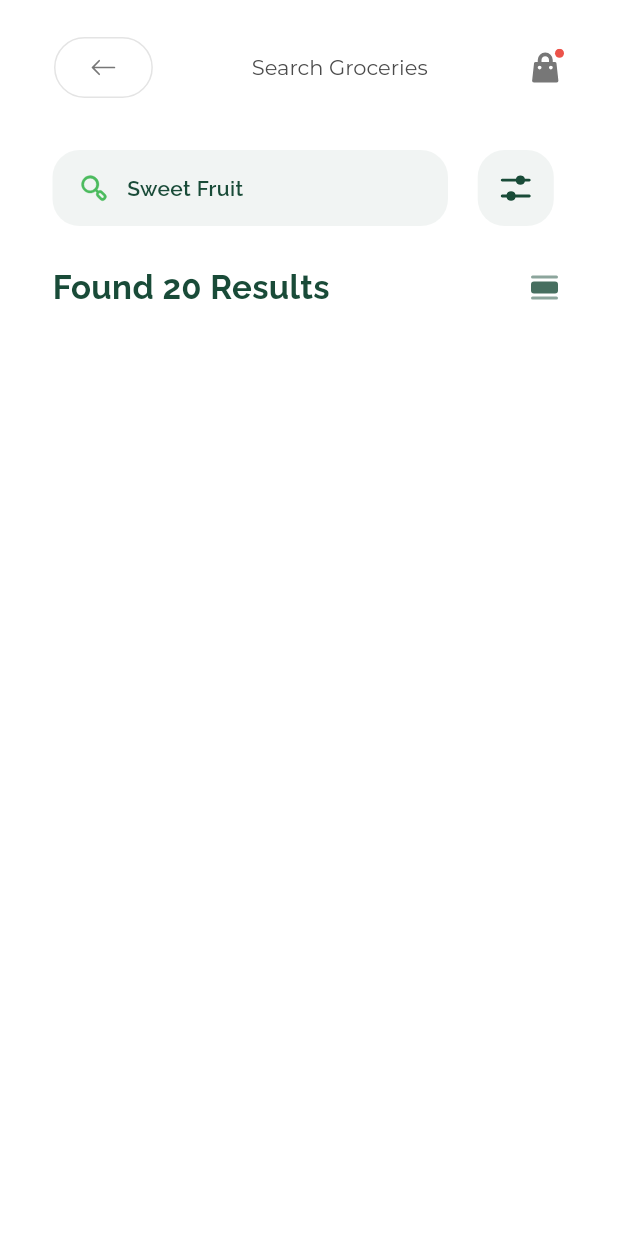
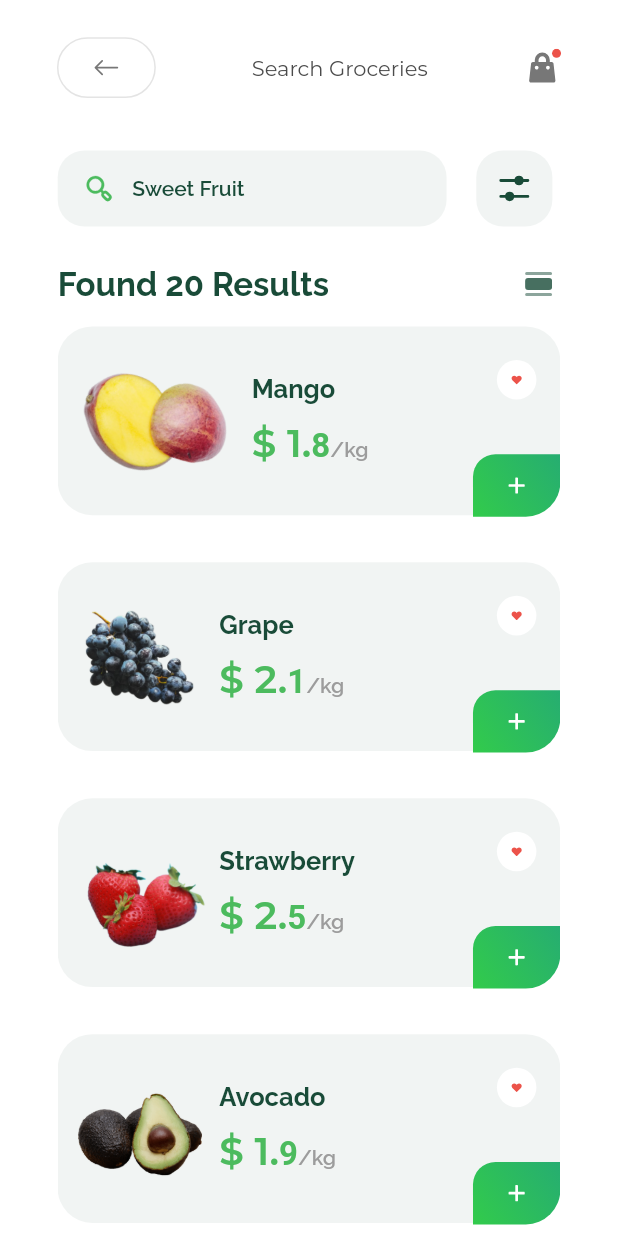
Before and after one commit to ParaDox-PDT/git_tutorial, a Flutter app: the screen it shows after launch, on a phone screen of 412 x 824 dp. Run offline on Flutter 3.47's test engine with Material 2 defaults, Android fonts, the phone set to English and light mode, and no system bars; drawn by our look-alikes of zoom_tap_animation; our stand-ins replace flutter_svg.

Commit message:
Screen 5 tugadi xamma narsasi responsive bo'ldi widgetlarga opchiqildi split bo'ldi xullas tugadi...

```diff
--- a/lib/main.dart
+++ b/lib/main.dart
@@ -11,14 +11,9 @@ class MyApp extends StatelessWidget {
   // This widget is the root of your application.
   @override
   Widget build(BuildContext context) {
-    return MaterialApp(
+    return const MaterialApp(
       debugShowCheckedModeBanner: false,
-      title: 'Flutter Demo',
-      theme: ThemeData(
-        colorScheme: ColorScheme.fromSeed(seedColor: Colors.deepPurple),
-        useMaterial3: true,
-      ),
-      home:const Screen5()
+      home:Screen5()
     );
   }
 }
--- a/lib/models/model_screen5.dart
+++ b/lib/models/model_screen5.dart
@@ -4,9 +4,10 @@ class ModelScreen5{
   final String image;
   final String name;
   final String price;
+  final String priceResidual;
 
   ModelScreen5({
-    required this.image,required this.name,required this.price
+    required this.image,required this.name,required this.price,required this.priceResidual
 });
 
 
--- a/lib/repository/repository_screen5.dart
+++ b/lib/repository/repository_screen5.dart
@@ -1,10 +1,16 @@
+import 'package:git_tutorial/utils/icons.dart';
+
 import '../models/model_screen5.dart';
 
-class RepositoryScreen4{
+class RepositoryScreen5{
 
   static List<ModelScreen5> models = [
 
-    // ModelScreen5(image: "", name: name, price: price)
+    ModelScreen5(image: IconsApp.mango, name: "Mango", price: "\$ 1.",priceResidual: "8"),
+    ModelScreen5(image: IconsApp.grape, name: "Grape", price: "\$ 2.",priceResidual: "1"),
+    ModelScreen5(image: IconsApp.strawberry, name: "Strawberry", price: "\$ 2.",priceResidual: "5"),
+    ModelScreen5(image: IconsApp.avacado, name: "Avocado", price: "\$ 1.",priceResidual: "9"),
+    ModelScreen5(image: IconsApp.bread, name: "Bread", price: "\$ 1.",priceResidual: "7"),
 
   ];
 
--- a/lib/screens/screen5/Screen5.dart
+++ b/lib/screens/screen5/Screen5.dart
@@ -1,6 +1,10 @@
 import 'package:flutter/material.dart';
 import 'package:flutter_svg/flutter_svg.dart';
+import 'package:git_tutorial/repository/repository_screen5.dart';
+import 'package:git_tutorial/screens/screen5/widgets/appbar_screen5.dart';
+import 'package:git_tutorial/screens/screen5/widgets/my_container.dart';
 import 'package:git_tutorial/utils/icons.dart';
+import 'package:zoom_tap_animation/zoom_tap_animation.dart';
 
 class Screen5 extends StatefulWidget {
   const Screen5({Key? key}) : super(key: key);
@@ -17,76 +21,62 @@ class _Screen5State extends State<Screen5> {
     double height = MediaQuery.of(context).size.height;
     return Scaffold(
       backgroundColor: Colors.white,
-      appBar: AppBar(
-        toolbarHeight: 80,
-        backgroundColor: Colors.white,
-        title: Padding(
-          padding: const EdgeInsets.only(left: 20,right: 20,top: 10),
-          child: Row(
-            children: [
-              Container(
-                width: 60/375*width,
-                height: 40/812*height,
-                decoration: BoxDecoration(
-                  borderRadius: BorderRadius.circular(100),
-                  border: Border.all(color: Color(0xFF777777).withOpacity(.2),width: 1),
-                ),
-                child: Center(child: SvgPicture.asset(IconsApp.arrowBack),),
-              ),
-              Spacer(),
-              Text("Search Groceries",style: TextStyle(fontFamily: "Montserrat",fontSize: 14,fontWeight: FontWeight.w400,color: Color(0xFF4B4B4B)),),
-              Spacer(),
-              SvgPicture.asset(IconsApp.bagActive),
-            ],
-          ),
-        ),
-      ),
+      appBar: const AppBarScreen5(),
       body: Padding(
-        padding: const EdgeInsets.only(left: 35,right: 35,top: 20,bottom: 1),
+        padding:  EdgeInsets.only(left: 35/375*width,right: 35/375*width,top: 20/812*height,bottom: 1),
         child: Column(
           children: [
             Row(
               children: [
-                Container(
+                ZoomTapAnimation(
+                  onTap: (){},
+                  child: Container(
                     padding: EdgeInsets.symmetric(horizontal: 16/375*width,vertical: 15/812*height),
-                  width: 240/375*width,
+                    width: 236/375*width,
                     height: 50/812*height,
                     decoration: BoxDecoration(
                       borderRadius: BorderRadius.circular(18),
-                    color: Color(0xFF194B38).withOpacity(.06)
+                      color: const Color(0xFF194B38).withOpacity(.06)
                     ),
                     child: Row(
                       children: [
                         SvgPicture.asset(IconsApp.search),
                         SizedBox(width: 11/375*width,),
-                      Text("Sweet Fruit",style: TextStyle(fontFamily: "Raleway",fontSize: 14,fontWeight: FontWeight.w600,color: Color(0xFF194B38)),)
+                        const Text("Sweet Fruit",style: TextStyle(fontFamily: "Raleway",fontSize: 14,fontWeight: FontWeight.w600,color: Color(0xFF194B38)),)
                       ],
                     ),
                   ),
+                ),
                 SizedBox(width: 18/375*width,),
-                Container(
+                ZoomTapAnimation(
+                  onTap: (){},
+                  child: Container(
                     width: 50/812*height,
                     height: 50/812*height,
                     decoration: BoxDecoration(
                       borderRadius: BorderRadius.circular(18),
-                    color: Color(0xFFF1F4F3),
+                      color: const Color(0xFFF1F4F3),
                     ),
                     child: Center(child: SvgPicture.asset(IconsApp.options),),
+                  ),
                 )
               ],
             ),
             SizedBox(height: 25/812*height,),
             Row(
               children: [
-                Text("Found 20 Results",style: TextStyle(fontFamily: "Raleway",fontSize: 22,fontWeight: FontWeight.w700,color: Color(0xFF194B38)),),
-                Spacer(),
-                SvgPicture.asset(IconsApp.list),
-                SizedBox(width: 5,),
+                const Text("Found 20 Results",style: TextStyle(fontFamily: "Raleway",fontSize: 22,fontWeight: FontWeight.w700,color: Color(0xFF194B38)),),
+                const Spacer(),
+                ZoomTapAnimation(onTap: (){},child: SvgPicture.asset(IconsApp.list)),
+                SizedBox(width: 5/375*width,),
               ],
             ),
             Expanded(child: ListView(
+              physics: const BouncingScrollPhysics(),
               children: [
-
+                ...List.generate(RepositoryScreen5.models.length, (index){
+                  return MyContainer(modelScreen5: RepositoryScreen5.models[index]);
+                })
               ],
             ))
           ],
--- /dev/null
+++ b/lib/screens/screen5/widgets/appbar_screen5.dart
@@ -0,0 +1,53 @@
+import 'package:flutter/material.dart';
+import 'package:flutter_svg/svg.dart';
+import 'package:zoom_tap_animation/zoom_tap_animation.dart';
+
+import '../../../utils/icons.dart';
+
+class AppBarScreen5 extends StatelessWidget implements PreferredSize{
+  const AppBarScreen5({Key? key}) : super(key: key);
+
+  @override
+  Widget build(BuildContext context) {
+
+    double width = MediaQuery.of(context).size.width;
+    double height = MediaQuery.of(context).size.height;
+
+    return AppBar(
+      elevation: 0,
+      toolbarHeight: 80,
+      backgroundColor: Colors.white,
+      title: Padding(
+        padding:  EdgeInsets.only(left: 20/375*width,right: 20/375*width,top: 10/812*height),
+        child: Row(
+          children: [
+            ZoomTapAnimation(
+              onTap: (){},
+              child: Container(
+                width: 60/375*width,
+                height: 40/812*height,
+                decoration: BoxDecoration(
+                  borderRadius: BorderRadius.circular(100),
+                  border: Border.all(color: const Color(0xFF777777).withOpacity(.2),width: 1),
+                ),
+                child: Center(child: SvgPicture.asset(IconsApp.arrowBack),),
+              ),
+            ),
+            const Spacer(),
+            const Text("Search Groceries",style: TextStyle(fontFamily: "Montserrat",fontSize: 14,fontWeight: FontWeight.w400,color: Color(0xFF4B4B4B)),),
+            const Spacer(),
+            ZoomTapAnimation(onTap: (){} ,child: SvgPicture.asset(IconsApp.bagActive)),
+          ],
+        ),
+      ),
+    );
+  }
+
+  @override
+  // TODO: implement child
+  Widget get child => throw UnimplementedError();
+
+  @override
+  // TODO: implement preferredSize
+  Size get preferredSize =>  const Size(double.infinity, 80);
+}
--- /dev/null
+++ b/lib/screens/screen5/widgets/my_container.dart
@@ -0,0 +1,164 @@
+import 'package:flutter/material.dart';
+import 'package:flutter_svg/flutter_svg.dart';
+import 'package:git_tutorial/models/model_screen5.dart';
+import 'package:git_tutorial/utils/icons.dart';
+import 'package:zoom_tap_animation/zoom_tap_animation.dart';
+
+class MyContainer extends StatefulWidget {
+  const MyContainer({Key? key, required this.modelScreen5}) : super(key: key);
+
+  final ModelScreen5 modelScreen5;
+
+  @override
+  State<MyContainer> createState() => _MyContainerState();
+}
+
+class _MyContainerState extends State<MyContainer> {
+  bool check = false;
+
+  @override
+  Widget build(BuildContext context) {
+    double width = MediaQuery.of(context).size.width;
+    double height = MediaQuery.of(context).size.height;
+
+    return Padding(
+      padding: EdgeInsets.symmetric(vertical: 15 / 812 * height),
+      child: Stack(children: [
+        Container(
+          height: check? 127/812*height : 124 / 812 * height,
+          width: double.infinity,
+          decoration: BoxDecoration(
+            borderRadius: BorderRadius.circular(23),
+            color: const Color(0xFFF1F4F3),
+          ),
+          child: Row(
+            children: [
+              Center(
+                child: Image.asset(widget.modelScreen5.image),
+              ),
+              SizedBox(
+                height: 10 / 812 * height,
+              ),
+              Column(
+                crossAxisAlignment: CrossAxisAlignment.start,
+                mainAxisAlignment: MainAxisAlignment.center,
+                children: [
+                  Text(
+                    widget.modelScreen5.name,
+                    style: const TextStyle(
+                        fontFamily: "Raleway",
+                        fontSize: 17,
+                        fontWeight: FontWeight.w700,
+                        color: Color(0xFF194B38)),
+                  ),
+                  SizedBox(
+                    height: 10 / 812 * height,
+                  ),
+                  RichText(
+                    text: TextSpan(
+                      text: widget.modelScreen5.price,
+                      style: const TextStyle(
+                          fontFamily: "Montserrat",
+                          fontSize: 26,
+                          fontWeight: FontWeight.w600,
+                          color: Color(0xFF4CBB5E)),
+                      children: <TextSpan>[
+                        TextSpan(
+                            text: widget.modelScreen5.priceResidual,
+                            style: const TextStyle(
+                                fontSize: 22,
+                                fontWeight: FontWeight.w600,
+                                color: Color(0xFF4CBB5E))),
+                        const TextSpan(
+                            text: "/kg",
+                            style: TextStyle(
+                                fontFamily: "Raleway",
+                                fontSize: 14,
+                                fontWeight: FontWeight.w600,
+                                color: Color(0xFF9C9C9C))),
+                      ],
+                    ),
+                  )
+                ],
+              ),
+            ],
+          ),
+        ),
+        Align(
+          alignment: Alignment.bottomRight,
+          child: Column(
+            children: [
+              SizedBox(
+                height: 22 / 812 * height,
+              ),
+              ZoomTapAnimation(
+                onTap: () {
+                  setState(() {
+                    check = !check;
+                  });
+                },
+                child:check? Container(
+                  width: 27/375*width,
+                  height: 27/375*width,
+                  decoration: const BoxDecoration(
+                    shape: BoxShape.circle,
+                    color: Color(0xFFF1F4F3),
+                  ),
+                  child: Container(
+                    width: 24 / 375 * width,
+                    height: 24 / 375 * width,
+                    decoration: BoxDecoration(
+                      shape: BoxShape.circle,
+                      color: Colors.red,
+                      border: Border.all(color: const Color(0xFFEC534A).withOpacity(.3))
+                    ),
+                    child: Center(
+                      child: SvgPicture.asset("assets/svg/on_like.svg"),
+                    ),
+                  ),
+                ) :
+                Container(
+                  width: 24 / 375 * width,
+                  height: 24 / 375 * width,
+                  decoration: BoxDecoration(
+                    shape: BoxShape.circle,
+                    color: check ? Colors.red : Colors.white,
+                  ),
+                  child: Center(
+                    child: SvgPicture.asset("assets/svg/off_like.svg"),
+                  ),
+                ),
+              ),
+              SizedBox(
+                height: 36 / 812 * height,
+              ),
+              ZoomTapAnimation(
+                onTap: () {},
+                child: Container(
+                  width: 53 / 375 * width,
+                  height: 41 / 812 * height,
+                  decoration: const BoxDecoration(
+                    borderRadius: BorderRadius.only(
+                        topLeft: Radius.circular(15),
+                        bottomRight: Radius.circular(23)),
+                    gradient: LinearGradient(
+                      begin: Alignment.topRight,
+                      end: Alignment.bottomLeft,
+                      colors: [
+                        Color(0xFF26AD71),
+                        Color(0xFF32CB4B),
+                      ],
+                    ),
+                  ),
+                  child: Center(
+                    child: SvgPicture.asset(IconsApp.plus),
+                  ),
+                ),
+              )
+            ],
+          ),
+        )
+      ]),
+    );
+  }
+}
--- a/pubspec.yaml
+++ b/pubspec.yaml
@@ -14,6 +14,7 @@ dependencies:
 
   cupertino_icons: ^1.0.2
   flutter_svg: ^2.0.7
+  zoom_tap_animation: ^1.1.0
 
 dev_dependencies:
   flutter_test:
```
Also changed, not shown: assets/svg/off_like.svg (added), assets/svg/on_like.svg (added), pubspec.lock. Lines whose indentation alone changed are shown as unchanged.
